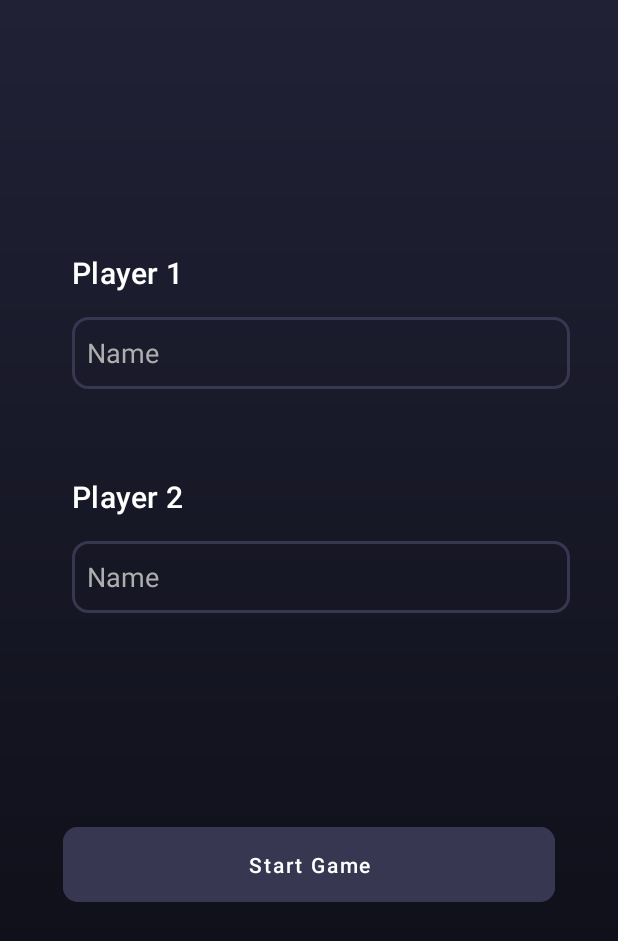
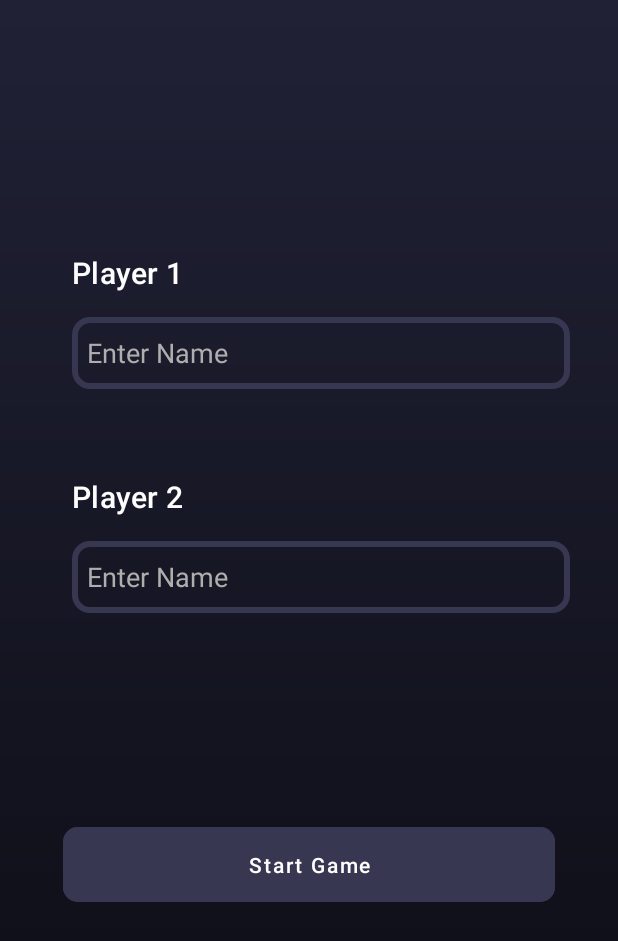
Before and after one commit to IamDebashis/tictactoe, an Android app: the screen it shows after launch (MainActivity), after a tap on "Lets's Play", on a phone screen of 412 x 824 dp. Shown: the top 941 px of the screen. Run offline under Robolectric (Android 15) with nearby library versions, the phone set to English and light mode, and no system bars.

Commit message:
final version| R-1.0.0

```diff
--- a/app/src/main/AndroidManifest.xml
+++ b/app/src/main/AndroidManifest.xml
@@ -13,7 +13,7 @@
         android:theme="@style/Theme.Tictactoe"
         tools:targetApi="31">
         <activity
-            android:name=".MainActivity"
+            android:name=".ui.MainActivity"
             android:exported="true">
             <intent-filter>
                 <action android:name="android.intent.action.MAIN" />
--- a/app/src/main/java/com/nide/tictactoe/ui/HomeScreenFragment.kt
+++ b/app/src/main/java/com/nide/tictactoe/ui/HomeScreenFragment.kt
@@ -5,28 +5,46 @@ import androidx.fragment.app.Fragment
 import android.view.LayoutInflater
 import android.view.View
 import android.view.ViewGroup
+import androidx.activity.OnBackPressedCallback
+import androidx.lifecycle.lifecycleScope
 import androidx.navigation.fragment.findNavController
 import com.nide.tictactoe.R
 import com.nide.tictactoe.databinding.FragmentHomeScreenBinding
+import com.nide.tictactoe.util.SaveUtil
+import com.nide.tictactoe.util.gameSaveData
+import kotlinx.coroutines.flow.collect
+import kotlinx.coroutines.flow.collectLatest
+import kotlinx.coroutines.flow.combine
+import kotlinx.coroutines.flow.map
 
 
 class HomeScreenFragment : Fragment() {
-    private var _binding :FragmentHomeScreenBinding?=null
+    private var _binding: FragmentHomeScreenBinding? = null
     private val binding get() = _binding!!
 
 
-     override fun onDestroy() {
-            super.onDestroy()
+    override fun onDestroy() {
+        super.onDestroy()
 
-           _binding = null
-        }
+        _binding = null
+    }
+
+    override fun onCreate(savedInstanceState: Bundle?) {
+        super.onCreate(savedInstanceState)
+
+        activity?.onBackPressedDispatcher?.addCallback(object : OnBackPressedCallback(true) {
+            override fun handleOnBackPressed() {
+                activity?.finish()
+            }
+        })
+    }
 
     override fun onCreateView(
         inflater: LayoutInflater, container: ViewGroup?,
         savedInstanceState: Bundle?
     ): View {
         // Inflate the layout for this fragment
-        _binding = FragmentHomeScreenBinding.inflate(inflater,container,false)
+        _binding = FragmentHomeScreenBinding.inflate(inflater, container, false)
         return binding.root
     }
 
@@ -35,8 +53,45 @@ class HomeScreenFragment : Fragment() {
         super.onViewCreated(view, savedInstanceState)
 
         binding.btnPlay.setOnClickListener {
-            findNavController().navigate(R.id.action_homeScreenFragment_to_playerNameFragment)
+           checkSaveGame()
         }
     }
 
+    fun checkSaveGame() {
+        lifecycleScope.launchWhenStarted {
+            try {
+                val load = requireContext().gameSaveData.data.map { pref ->
+                    pref[SaveUtil.isGameSave_key] ?: false
+                }
+                load.collectLatest {
+                    if (it) {
+                        val player1 = requireContext().gameSaveData.data.map { pref ->
+                            pref[SaveUtil.player1_key] ?: "unknown"
+                        }
+                        val player2 = requireContext().gameSaveData.data.map { pref ->
+                            pref[SaveUtil.player2_key] ?: "unknown"
+                        }
+
+                        player1.combine(player2){ p1, p2 ->
+                            val action =
+                                HomeScreenFragmentDirections.actionHomeScreenFragmentToGameFragment2(
+                                    p1,
+                                    p2
+                                )
+                            findNavController().navigate(action)
+                        }.collect()
+
+                    } else {
+                        findNavController().navigate(R.id.action_homeScreenFragment_to_playerNameFragment)
+                    }
+                }
+
+
+            } catch (e: Exception) {
+                findNavController().navigate(R.id.action_homeScreenFragment_to_playerNameFragment)
+            }
+        }
+    }
+
+
 }
--- a/app/src/main/java/com/nide/tictactoe/MainActivity.kt
+++ b/app/src/main/java/com/nide/tictactoe/ui/MainActivity.kt
@@ -1,7 +1,8 @@
-package com.nide.tictactoe
+package com.nide.tictactoe.ui
 
 import androidx.appcompat.app.AppCompatActivity
 import android.os.Bundle
+import com.nide.tictactoe.R
 
 class MainActivity : AppCompatActivity() {
     override fun onCreate(savedInstanceState: Bundle?) {
--- a/app/src/main/java/com/nide/tictactoe/util/SaveUtil.kt
+++ b/app/src/main/java/com/nide/tictactoe/util/SaveUtil.kt
@@ -4,6 +4,7 @@ import android.content.Context
 import androidx.datastore.core.DataStore
 import androidx.datastore.preferences.core.Preferences
 import androidx.datastore.preferences.core.booleanPreferencesKey
+import androidx.datastore.preferences.core.intPreferencesKey
 import androidx.datastore.preferences.core.stringPreferencesKey
 import androidx.datastore.preferences.preferencesDataStore
 import com.nide.tictactoe.util.SaveUtil.game_data
@@ -16,7 +17,16 @@ object SaveUtil {
 
     private val saveGameData = "save_game_data"
     private val saveGameStatus = "save_game_status"
+    private val player1_name= "player1"
+    private val player2_name = "player2"
+    private val gameScore = "game_score"
+    private val currentPlayer ="currentPlayer"
+
     val isGameSave_key = booleanPreferencesKey(saveGameStatus)
     val gameData_key = stringPreferencesKey(saveGameData)
+    val player1_key = stringPreferencesKey(player1_name)
+    val player2_key = stringPreferencesKey(player2_name)
+    val gameScore_key = stringPreferencesKey(gameScore)
+    val currentPlayer_key = intPreferencesKey(currentPlayer)
 
 }
--- a/app/src/main/res/drawable/edit_text_background.xml
+++ b/app/src/main/res/drawable/edit_text_background.xml
@@ -3,6 +3,7 @@
     android:shape="rectangle"
     >
     <corners android:radius="10dp"/>
-    <stroke android:color="@color/secondaryColor" android:width="2dp"/>
+    <stroke android:color="@color/secondaryColor"
+        android:width="4dp"/>
 
 </shape>
--- a/app/src/main/res/layout/activity_main.xml
+++ b/app/src/main/res/layout/activity_main.xml
@@ -4,7 +4,7 @@
     xmlns:tools="http://schemas.android.com/tools"
     android:layout_width="match_parent"
     android:layout_height="match_parent"
-    tools:context=".MainActivity">
+    tools:context=".ui.MainActivity">
 
     <androidx.fragment.app.FragmentContainerView
         android:id="@+id/fragmentContainerView"
--- a/app/src/main/res/layout/draw_dialouge_layout.xml
+++ b/app/src/main/res/layout/draw_dialouge_layout.xml
@@ -35,13 +35,14 @@
 
     <com.google.android.material.button.MaterialButton
         android:id="@+id/btn_play"
+        android:textAppearance="?attr/textAppearanceButton"
         android:layout_width="wrap_content"
         android:layout_height="wrap_content"
         android:layout_marginStart="76dp"
         android:backgroundTint="@color/lightBlue"
         android:textColor="@color/white"
         android:padding="10dp"
-        android:text="play again"
+        android:text="Play again"
         app:cornerRadius="20dp"
         app:layout_constraintBottom_toBottomOf="@+id/btn_home"
         app:layout_constraintEnd_toEndOf="parent"
@@ -51,13 +52,14 @@
 
     <com.google.android.material.button.MaterialButton
         android:id="@+id/btn_home"
+        android:textAppearance="?attr/textAppearanceButton"
         android:layout_width="wrap_content"
         android:layout_height="wrap_content"
         android:layout_marginTop="24dp"
         android:backgroundTint="@color/lightBlue"
         android:textColor="@color/white"
         android:padding="10dp"
-        android:text="go home"
+        android:text="Go home"
         app:cornerRadius="20dp"
         app:layout_constraintBottom_toBottomOf="parent"
         app:layout_constraintEnd_toStartOf="@+id/btn_play"
--- a/app/src/main/res/navigation/home_nav.xml
+++ b/app/src/main/res/navigation/home_nav.xml
@@ -13,6 +13,9 @@
         <action
             android:id="@+id/action_homeScreenFragment_to_playerNameFragment"
             app:destination="@id/playerNameFragment" />
+        <action
+            android:id="@+id/action_homeScreenFragment_to_gameFragment2"
+            app:destination="@id/gameFragment" />
     </fragment>
     <fragment
         android:id="@+id/playerNameFragment"
@@ -21,7 +24,8 @@
         tools:layout="@layout/fragment_player_name" >
         <action
             android:id="@+id/action_playerNameFragment_to_gameFragment"
-            app:destination="@id/gameFragment" />
+            app:destination="@id/gameFragment"
+            app:popUpToInclusive="true" />
     </fragment>
     <fragment
         android:id="@+id/gameFragment"
--- a/app/src/main/res/values/strings.xml
+++ b/app/src/main/res/values/strings.xml
@@ -4,10 +4,11 @@
     <string name="hello_blank_fragment">Hello blank fragment</string>
     <string name="player_1">Player 1</string>
     <string name="player_2">Player 2</string>
-    <string name="name">Name</string>
+    <string name="name">Enter Name</string>
     <string name="start_game">Start Game</string>
     <string name="status">Status</string>
     <string name="leave_the_game">Leave The Game</string>
     <string name="restart">Restart</string>
     <string name="player_win">Winner !</string>
+    <string name="save_game">Do you want to save the game for play latter.</string>
 </resources>
```
Also changed, not shown: app/src/main/java/com/nide/tictactoe/logic/TicTacToeGame.kt (+10 -5 lines), app/src/main/java/com/nide/tictactoe/ui/GameFragment.kt (+48 -42 lines), app/src/main/java/com/nide/tictactoe/ui/custome/TicTacToeBoard.kt (+41 -14 lines), app/src/main/res/layout/leave_game_dialog_layout.xml (+28 -10 lines).
